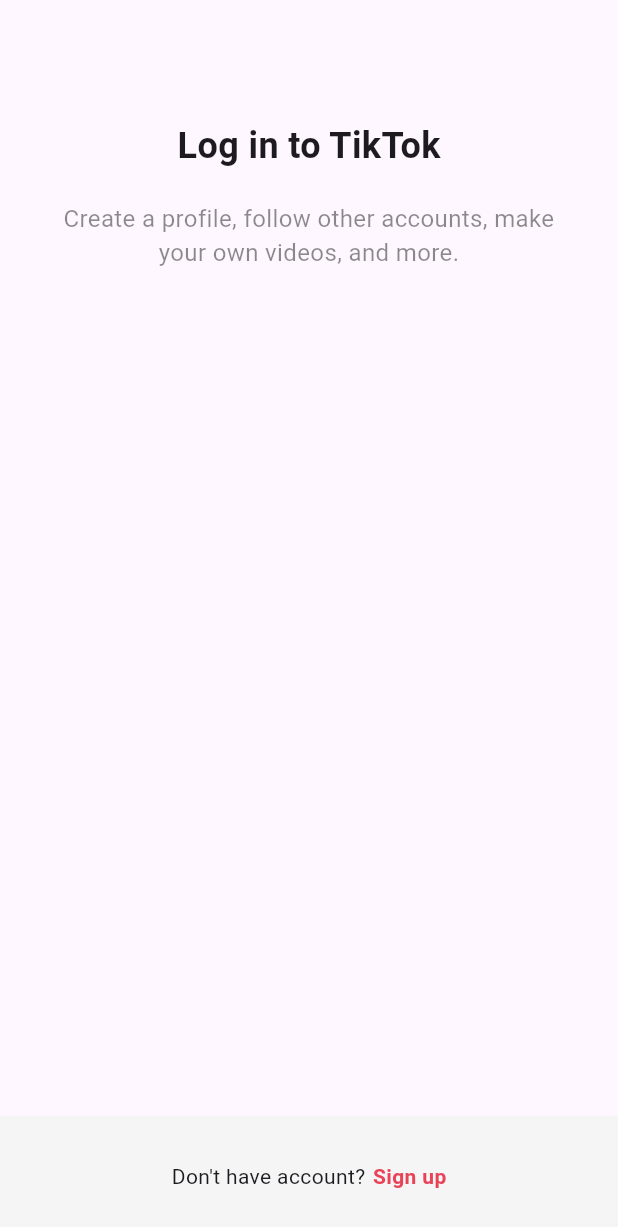
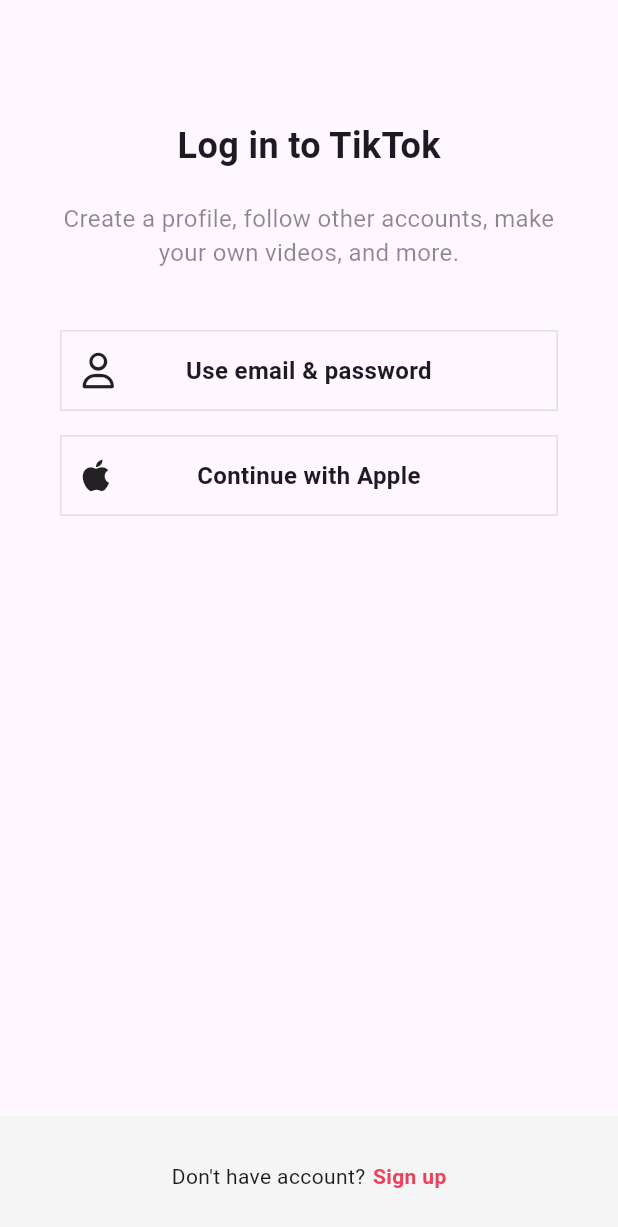
Before and after one commit to CHANIVER/tiktok_clone_again, a Flutter app: the screen it shows after launch, after a tap on "Log in", on a phone screen of 412 x 824 dp. Shown: the top 1227 px of the screen. Run offline on Flutter 3.47's test engine with Material 3 defaults, Android fonts, the phone set to English and light mode, and no system bars; our stand-ins replace font_awesome_flutter.

Commit message:
#4.2 AuthButton

```diff
--- a/lib/features/authentication/login_screen.dart
+++ b/lib/features/authentication/login_screen.dart
@@ -1,7 +1,9 @@
 import 'package:flutter/material.dart';
+import 'package:font_awesome_flutter/font_awesome_flutter.dart';
 import 'package:tiktok_clone_again/constants/gaps.dart';
 import 'package:tiktok_clone_again/constants/sizes.dart';
 import 'package:tiktok_clone_again/features/authentication/sign_up_screen.dart';
+import 'package:tiktok_clone_again/features/authentication/widgets/auth_button.dart';
 
 class LoginScreen extends StatelessWidget {
   const LoginScreen({super.key});
@@ -37,6 +39,14 @@
                 ),
                 textAlign: TextAlign.center,
               ),
+              Gaps.v40,
+              AuthButton(
+                  icon: FaIcon(FontAwesomeIcons.user),
+                  text: "Use email & password"),
+              Gaps.v16,
+              AuthButton(
+                  icon: FaIcon(FontAwesomeIcons.apple),
+                  text: "Continue with Apple"),
             ],
           ),
         ),
--- a/lib/features/authentication/sign_up_screen.dart
+++ b/lib/features/authentication/sign_up_screen.dart
@@ -1,4 +1,5 @@
 import 'package:flutter/material.dart';
+import 'package:font_awesome_flutter/font_awesome_flutter.dart';
 import 'package:tiktok_clone_again/constants/gaps.dart';
 import 'package:tiktok_clone_again/constants/sizes.dart';
 import 'package:tiktok_clone_again/features/authentication/login_screen.dart';
@@ -43,8 +44,13 @@
                 textAlign: TextAlign.center,
               ),
               Gaps.v40,
-              AuthButton(text: "Use phone or email"),
-              AuthButton(text: "Continue with Apple"),
+              AuthButton(
+                  icon: FaIcon(FontAwesomeIcons.user),
+                  text: "Use email & password"),
+              Gaps.v16,
+              AuthButton(
+                  icon: FaIcon(FontAwesomeIcons.apple),
+                  text: "Continue with Apple"),
             ],
           ),
         ),
--- a/lib/features/authentication/widgets/auth_button.dart
+++ b/lib/features/authentication/widgets/auth_button.dart
@@ -1,11 +1,14 @@
 import 'package:flutter/material.dart';
+import 'package:font_awesome_flutter/font_awesome_flutter.dart';
 import 'package:tiktok_clone_again/constants/sizes.dart';
 
 class AuthButton extends StatelessWidget {
   final String text;
+  final FaIcon icon;
   const AuthButton({
     super.key,
     required this.text,
+    required this.icon,
   });
 
   @override
@@ -13,8 +16,8 @@
     return FractionallySizedBox(
       widthFactor: 1,
       child: Container(
-        padding: const EdgeInsets.symmetric(
-          vertical: Sizes.size14,
+        padding: const EdgeInsets.all(
+          Sizes.size14,
         ),
         decoration: BoxDecoration(
           border: Border.all(
@@ -22,7 +25,14 @@
             width: Sizes.size1,
           ),
         ),
-        child: Text(
+        child: Stack(
+          alignment: Alignment.center,
+          children: [
+            Align(
+              alignment: Alignment.centerLeft,
+              child: icon,
+            ),
+            Text(
               textAlign: TextAlign.center,
               text,
               style: const TextStyle(
@@ -30,6 +40,8 @@
                 fontWeight: FontWeight.w600,
               ),
             ),
+          ],
+        ),
       ),
     );
   }
```
Lines whose indentation alone changed are shown as unchanged.
